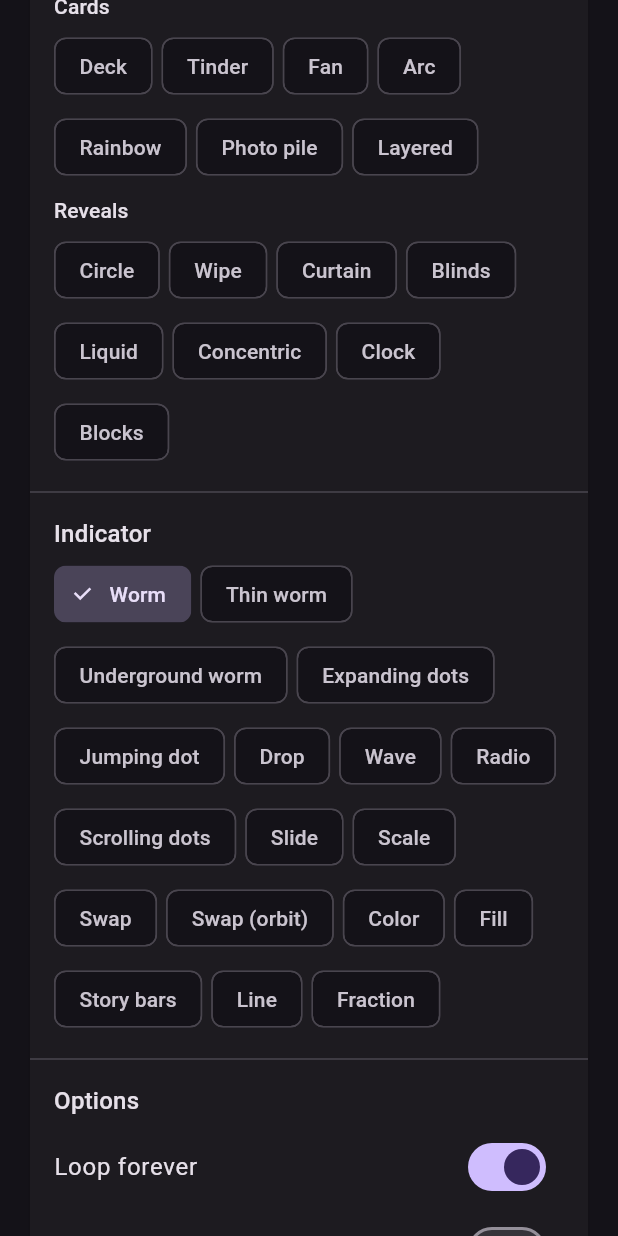
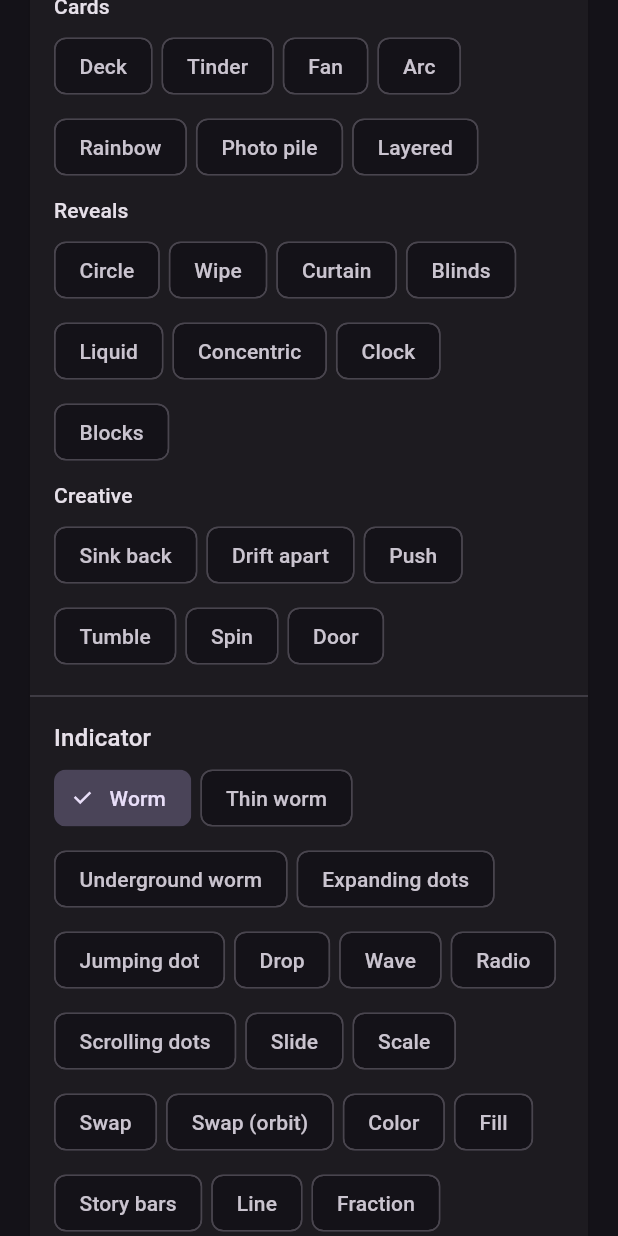
Before and after one commit to abdullahayyad/ultimate_carousel, a Flutter app: the screen it shows after launch, scrolled down 1728 dp, on a phone screen of 412 x 824 dp. Run offline on Flutter 3.47's test engine with Material 3 defaults, Android fonts, the phone set to English and light mode, and no system bars.

Commit message:
Add the creative effect with Swiper's six demo looks
CarouselEffect.creative takes a pose for the previous and the next items
(offset, depth, turns, scale, opacity, shade and origin) and moves every
item between them, like Swiper's creative effect. CreativeCarouselEffect
has its demo looks as named constructors: sinkBack, driftApart, push,
tumble, spin and door.

```diff
--- a/example/lib/options.dart
+++ b/example/lib/options.dart
@@ -16,7 +16,10 @@ enum EffectFamily {
   cards('Cards'),
 
   /// Items uncovered in place.
-  reveals('Reveals');
+  reveals('Reveals'),
+
+  /// Swiper's creative effect demos.
+  creative('Creative');
 
   const EffectFamily(this.label);
 
@@ -368,6 +371,42 @@ const List<EffectOption> effectOptions = <EffectOption>[
     CarouselEffect.blocks(),
     'CarouselEffect.blocks()',
   ),
+  EffectOption(
+    'Sink back',
+    EffectFamily.creative,
+    CreativeCarouselEffect.sinkBack(),
+    'CreativeCarouselEffect.sinkBack()',
+  ),
+  EffectOption(
+    'Drift apart',
+    EffectFamily.creative,
+    CreativeCarouselEffect.driftApart(),
+    'CreativeCarouselEffect.driftApart()',
+  ),
+  EffectOption(
+    'Push',
+    EffectFamily.creative,
+    CreativeCarouselEffect.push(),
+    'CreativeCarouselEffect.push()',
+  ),
+  EffectOption(
+    'Tumble',
+    EffectFamily.creative,
+    CreativeCarouselEffect.tumble(),
+    'CreativeCarouselEffect.tumble()',
+  ),
+  EffectOption(
+    'Spin',
+    EffectFamily.creative,
+    CreativeCarouselEffect.spin(),
+    'CreativeCarouselEffect.spin()',
+  ),
+  EffectOption(
+    'Door',
+    EffectFamily.creative,
+    CreativeCarouselEffect.door(),
+    'CreativeCarouselEffect.door()',
+  ),
 ];
 
 /// One indicator the gallery can show.
--- a/lib/ultimate_carousel.dart
+++ b/lib/ultimate_carousel.dart
@@ -17,6 +17,7 @@ library;
 export 'src/carousel.dart';
 export 'src/effects/basic_effects.dart';
 export 'src/effects/card_effects.dart';
+export 'src/effects/creative_effect.dart';
 export 'src/effects/custom_effect.dart';
 export 'src/effects/effect.dart';
 export 'src/effects/item_matrix.dart';
--- a/tool/gifs/render_test.dart
+++ b/tool/gifs/render_test.dart
@@ -63,6 +63,12 @@ const List<(String, CarouselEffect)> gifEffects = <(String, CarouselEffect)>[
   ('concentric', CarouselEffect.concentric()),
   ('clock', CarouselEffect.clock()),
   ('blocks', CarouselEffect.blocks()),
+  ('creative_sink_back', CreativeCarouselEffect.sinkBack()),
+  ('creative_drift_apart', CreativeCarouselEffect.driftApart()),
+  ('creative_push', CreativeCarouselEffect.push()),
+  ('creative_tumble', CreativeCarouselEffect.tumble()),
+  ('creative_spin', CreativeCarouselEffect.spin()),
+  ('creative_door', CreativeCarouselEffect.door()),
 ];
 
 /// Room around the carousel in a tile, for effects that need more than the
```
Also changed, not shown: lib/src/effects/creative_effect.dart (added, +303 -0 lines), lib/src/effects/effect.dart (+19 -0 lines), 3 other files.
